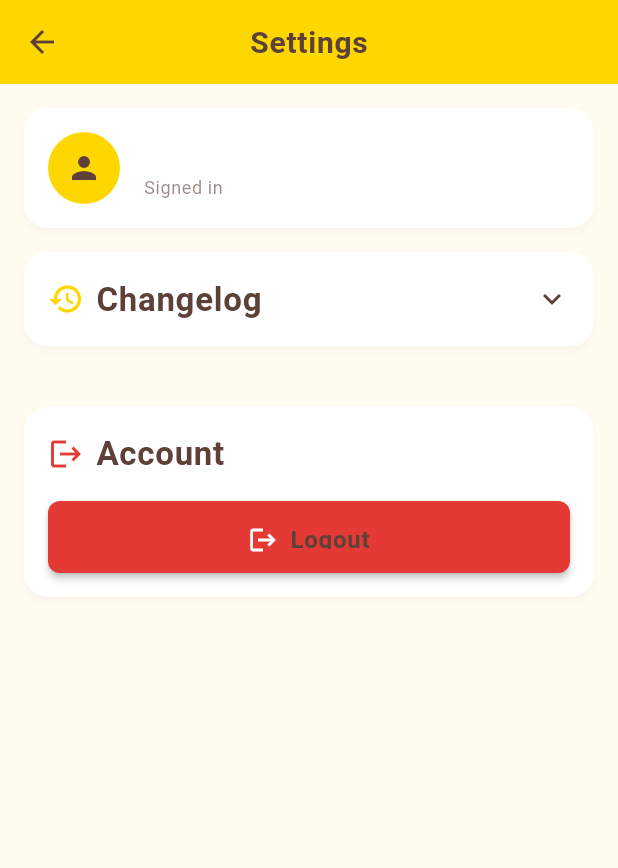
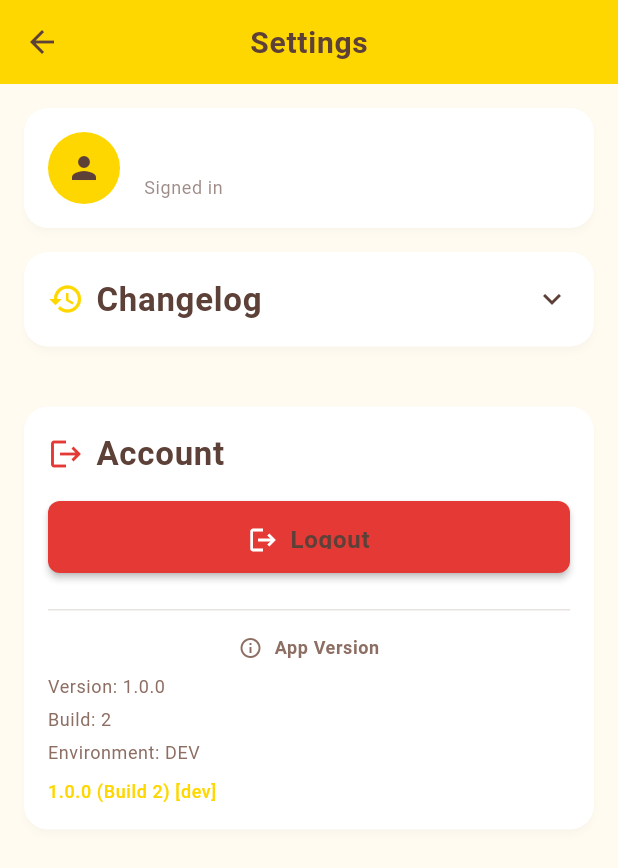
Before and after one commit to jrftw/Ari-s-Esthetician-App, a Flutter app: the SettingsScreen screen opened directly, on a phone screen of 412 x 824 dp. Shown: the top 868 px of the screen. Run offline on Flutter 3.47's test engine with Material 3 defaults, Android fonts, the phone set to English and light mode, and no system bars; our stand-ins replace cloud_firestore, equatable, firebase_auth, firebase_core, flutter_datetime_picker_plus, go_router and 4 more; missing offline and left inert: flutter_stripe; accounts and stored records are empty; generated files the repository leaves out were written again; Roboto replaces fonts that are missing (Sunflower).

Commit message:
Update settings screen and Firebase hosting cache

```diff
--- a/lib/screens/settings/settings_screen.dart
+++ b/lib/screens/settings/settings_screen.dart
@@ -13,6 +13,7 @@ import 'package:go_router/go_router.dart';
 import 'package:firebase_auth/firebase_auth.dart';
 import '../../core/constants/app_colors.dart';
 import '../../core/constants/app_typography.dart';
+import '../../core/constants/app_version.dart';
 import '../../core/logging/app_logger.dart';
 import '../../services/auth_service.dart';
 
@@ -353,6 +354,63 @@ class _SettingsScreenState extends State<SettingsScreen> {
                       ),
               ),
             ),
+            const SizedBox(height: 24),
+            // MARK: - Version Information
+            Divider(
+              color: AppColors.textSecondary.withOpacity(0.2),
+            ),
+            const SizedBox(height: 16),
+            Row(
+              mainAxisAlignment: MainAxisAlignment.center,
+              children: [
+                Icon(
+                  Icons.info_outline,
+                  size: 16,
+                  color: AppColors.textSecondary,
+                ),
+                const SizedBox(width: 8),
+                Text(
+                  'App Version',
+                  style: AppTypography.bodySmall.copyWith(
+                    color: AppColors.textSecondary,
+                    fontWeight: FontWeight.bold,
+                  ),
+                ),
+              ],
+            ),
+            const SizedBox(height: 8),
+            Text(
+              'Version: ${AppVersion.version}',
+              style: AppTypography.bodySmall.copyWith(
+                color: AppColors.textSecondary,
+              ),
+              textAlign: TextAlign.center,
+            ),
+            const SizedBox(height: 4),
+            Text(
+              'Build: ${AppVersion.buildNumberString}',
+              style: AppTypography.bodySmall.copyWith(
+                color: AppColors.textSecondary,
+              ),
+              textAlign: TextAlign.center,
+            ),
+            const SizedBox(height: 4),
+            Text(
+              'Environment: ${AppVersion.environmentString.toUpperCase()}',
+              style: AppTypography.bodySmall.copyWith(
+                color: AppColors.textSecondary,
+              ),
+              textAlign: TextAlign.center,
+            ),
+            const SizedBox(height: 8),
+            Text(
+              AppVersion.versionString,
+              style: AppTypography.bodySmall.copyWith(
+                color: AppColors.sunflowerYellow,
+                fontWeight: FontWeight.w500,
+              ),
+              textAlign: TextAlign.center,
+            ),
           ],
         ),
       ),
@@ -428,7 +486,6 @@ class _SettingsScreenState extends State<SettingsScreen> {
 }
 
 // Suggestions For Features and Additions Later:
-// - Add app version display
 // - Add theme toggle (light/dark mode)
 // - Add notification preferences
 // - Add language selection
```
Also changed, not shown: 1 other file.
